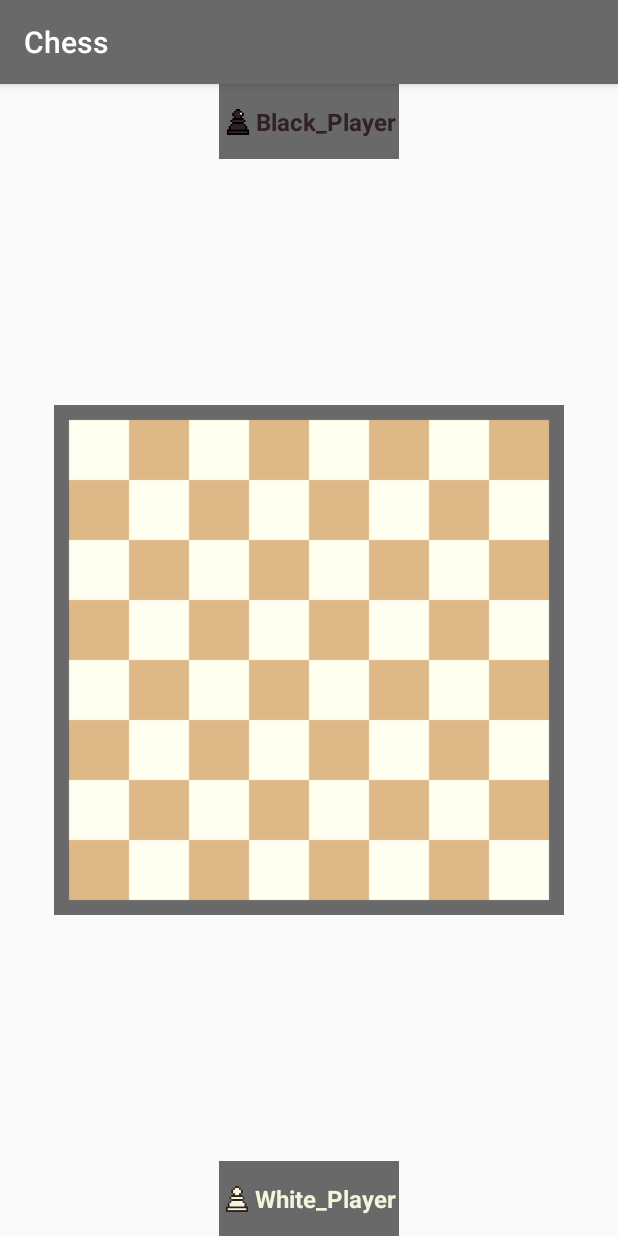
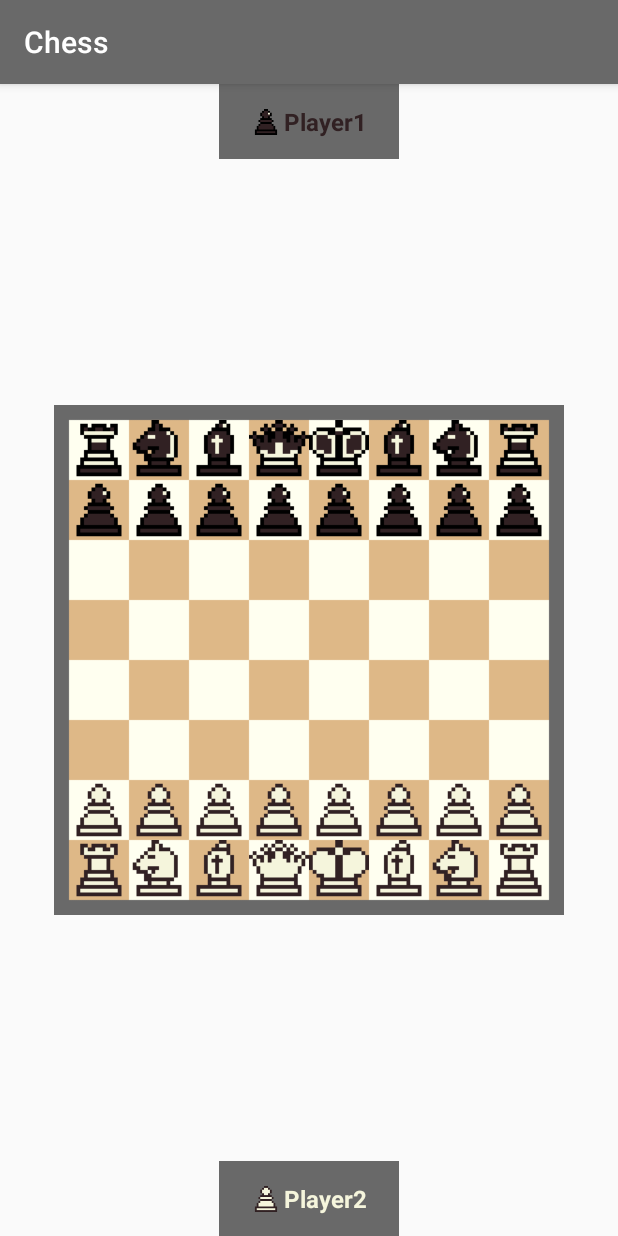
Before and after one commit to BreadKey/android-chess, an Android app: the screen it shows after launch (ChessActivity), after a tap on "VS 옆사람", on a phone screen of 412 x 824 dp. Run offline under Robolectric (Android 15) with nearby library versions, the phone set to English and light mode, and no system bars.

Commit message:
체스게임 시작하면 화면에 체스말 보여주기 구현

```diff
--- a/app/src/main/java/io/github/breadkey/chess/model/chess/PlayChessService.java
+++ b/app/src/main/java/io/github/breadkey/chess/model/chess/PlayChessService.java
@@ -34,9 +34,12 @@ public class PlayChessService {
 
     private Division winner;
 
+    public PlayChessService() {
+        chessPlayObservers = new ArrayList<>();
+    }
+
     public void startNewGame(Player player1, Player player2) {
         chessBoard = new ChessBoard();
-        chessPlayObservers = new ArrayList<>();
         kingHashMap = new HashMap<>();
         piecesHashMap = new HashMap<>();
         piecesHashMap.put(Division.White, new ArrayList<ChessPiece>(16));
--- a/app/src/main/java/io/github/breadkey/chess/presenter/ChessPresenter.java
+++ b/app/src/main/java/io/github/breadkey/chess/presenter/ChessPresenter.java
@@ -13,6 +13,7 @@ import io.github.breadkey.chess.model.chess.ChessPiece;
 import io.github.breadkey.chess.model.chess.Move;
 import io.github.breadkey.chess.model.chess.PlayChessService;
 import io.github.breadkey.chess.view.ChessActivity;
+import io.github.breadkey.chess.view.SquareLayout;
 
 public class ChessPresenter extends PlayChessController {
     ChessActivity view;
@@ -38,6 +39,19 @@ public class ChessPresenter extends PlayChessController {
         setPlayer(new Player("Player1"));
         setEnemy(new Player("Player2"));
         startNewGame();
+        updateChessBoard();
+    }
+
+    private void updateChessBoard() {
+        for (ChessPiece whitePiece : getPlayChessService().getPieces(PlayChessService.Division.White)) {
+            SquareLayout squareLayout = view.getSquareLayout(whitePiece.getCoordinate());
+            squareLayout.getPieceButton().setBackgroundResource(ChessPieceImageFactory.createPieceImage(whitePiece));
+        }
+
+        for (ChessPiece blackPiece : getPlayChessService().getPieces(PlayChessService.Division.Black)) {
+            SquareLayout squareLayout = view.getSquareLayout(blackPiece.getCoordinate());
+            squareLayout.getPieceButton().setBackgroundResource(ChessPieceImageFactory.createPieceImage(blackPiece));
+        }
     }
 
     @Override
--- a/app/src/main/java/io/github/breadkey/chess/view/ChessActivity.java
+++ b/app/src/main/java/io/github/breadkey/chess/view/ChessActivity.java
@@ -1,24 +1,22 @@
 package io.github.breadkey.chess.view;
 
-import android.content.Context;
 import android.graphics.Color;
 import android.support.v7.app.AppCompatActivity;
 import android.os.Bundle;
-import android.support.v7.widget.AppCompatButton;
-import android.view.View;
-import android.widget.Button;
-import android.widget.FrameLayout;
 import android.widget.GridLayout;
 
-import io.github.breadkey.chess.ChessPieceImageFactory;
+import java.util.HashMap;
+
 import io.github.breadkey.chess.R;
 import io.github.breadkey.chess.model.chess.ChessBoard;
-import io.github.breadkey.chess.model.chess.ChessPiece;
+import io.github.breadkey.chess.model.chess.Coordinate;
 import io.github.breadkey.chess.presenter.ChessPresenter;
 
 public class ChessActivity extends AppCompatActivity {
     ChessPresenter presenter;
     GridLayout chessSquareLayout;
+    HashMap<Coordinate, SquareLayout> squareButtonHashMap;
+
     @Override
     protected void onCreate(Bundle savedInstanceState) {
         super.onCreate(savedInstanceState);
@@ -29,28 +27,20 @@ public class ChessActivity extends AppCompatActivity {
     }
 
     private void createSquareButtons() {
+        squareButtonHashMap = new HashMap<>();
+
         for(int rank: ChessBoard.ranks) {
             for(char file: ChessBoard.files) {
-                SquareButton squareButton = new SquareButton(this, file, rank);
-                squareButton.setBackgroundColor(Color.TRANSPARENT);
+                SquareLayout squareLayout = new SquareLayout(this, file, rank);
+                squareLayout.setBackgroundColor(Color.TRANSPARENT);
 
-                chessSquareLayout.addView(squareButton);
+                squareButtonHashMap.put(new Coordinate(file, rank), squareLayout);
+                chessSquareLayout.addView(squareLayout);
             }
         }
     }
-}
 
-class SquareButton extends AppCompatButton {
-    char file;
-    int rank;
-    public SquareButton(Context context, char file, int rank) {
-        super(context);
-        this.file = file;
-        this.rank = rank;
-        float dp = context.getResources().getDisplayMetrics().density;
-        GridLayout.LayoutParams layoutParams = new GridLayout.LayoutParams();
-        layoutParams.width = (int) (40 * dp);
-        layoutParams.height = (int) (40 * dp);
-        setLayoutParams(layoutParams);
+    public SquareLayout getSquareLayout(Coordinate coordinate) {
+        return squareButtonHashMap.get(coordinate);
     }
 }
--- /dev/null
+++ b/app/src/main/java/io/github/breadkey/chess/view/SquareLayout.java
@@ -0,0 +1,40 @@
+package io.github.breadkey.chess.view;
+
+import android.content.Context;
+import android.graphics.Color;
+import android.support.constraint.ConstraintLayout;
+import android.support.v7.widget.AppCompatButton;
+import android.widget.GridLayout;
+import android.widget.ImageView;
+
+public class SquareLayout extends ConstraintLayout {
+    private char file;
+    private int rank;
+    private AppCompatButton pieceButton;
+
+    public SquareLayout(Context context, char file, int rank) {
+        super(context);
+        this.file = file;
+        this.rank = rank;
+        float dp = context.getResources().getDisplayMetrics().density;
+        GridLayout.LayoutParams layoutParams = new GridLayout.LayoutParams();
+        layoutParams.width = (int) (40 * dp);
+        layoutParams.height = (int) (40 * dp);
+        setLayoutParams(layoutParams);
+        pieceButton = new AppCompatButton(context);
+        pieceButton.setBackgroundColor(Color.TRANSPARENT);
+        addView(pieceButton);
+        ConstraintLayout.LayoutParams childLayoutParams = (LayoutParams) pieceButton.getLayoutParams();
+        childLayoutParams.width = LayoutParams.MATCH_PARENT;
+        childLayoutParams.height = LayoutParams.MATCH_PARENT;
+        childLayoutParams.topToTop = 0;
+        childLayoutParams.bottomToBottom = 0;
+        childLayoutParams.leftToLeft = 0;
+        childLayoutParams.rightToRight = 0;
+        pieceButton.setLayoutParams(childLayoutParams);
+    }
+
+    public AppCompatButton getPieceButton() {
+        return pieceButton;
+    }
+}
```
